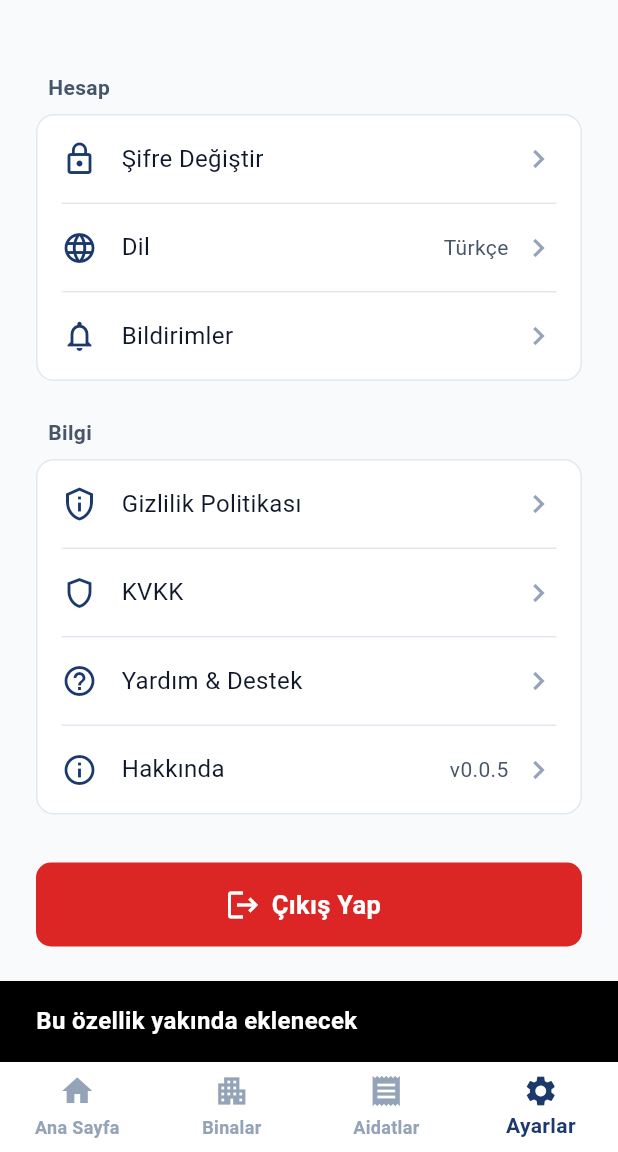
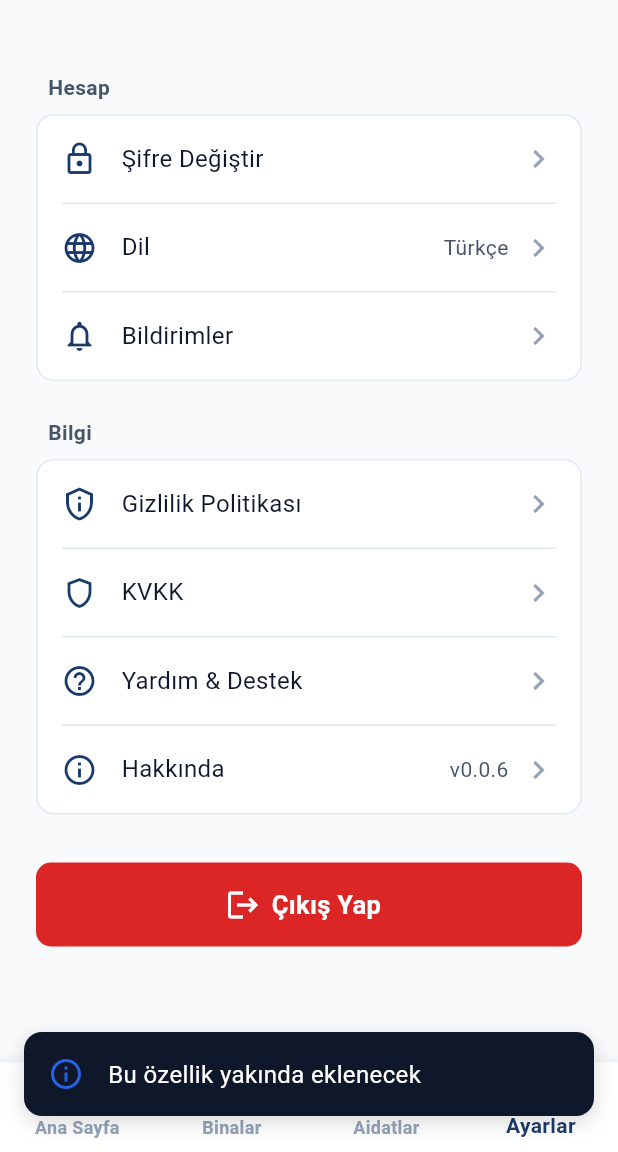
Before and after one commit to AbdullahAslan63/AidatPanel, a Flutter app: the ManagerDashboardScreen screen opened by its route, item 4 of the bottom bar chosen, after a tap on "Şifre Değiştir", on a phone screen of 412 x 824 dp, the part 84-1236 px from its top. Run offline on Flutter 3.47's test engine with Material 3 defaults, Android fonts, the phone set to English and light mode, and no system bars; our stand-ins replace dio, equatable, flutter_riverpod, flutter_secure_storage, go_router; accounts and stored records are empty; Roboto replaces fonts that are missing (Nunito).

Commit message:
Add stacked toast system: max 3 visible, oldest fades out when exceeded

```diff
--- a/mobile/lib/main.dart
+++ b/mobile/lib/main.dart
@@ -3,6 +3,7 @@ import 'package:flutter_riverpod/flutter_riverpod.dart';
 import 'package:flutter_localizations/flutter_localizations.dart';
 import 'core/router/app_router.dart';
 import 'core/theme/app_theme.dart';
+import 'shared/widgets/toast_overlay.dart';
 
 void main() {
   runApp(const ProviderScope(child: MyApp()));
@@ -22,10 +23,11 @@ class MyApp extends StatelessWidget {
         GlobalWidgetsLocalizations.delegate,
         GlobalCupertinoLocalizations.delegate,
       ],
-      supportedLocales: const [
-        Locale('en', 'US'),
-      ],
+      supportedLocales: const [Locale('en', 'US')],
       locale: const Locale('en', 'US'),
+      builder: (context, child) {
+        return ToastOverlay(child: child ?? const SizedBox.shrink());
+      },
     );
   }
 }
--- a/mobile/lib/shared/widgets/settings_tab.dart
+++ b/mobile/lib/shared/widgets/settings_tab.dart
@@ -6,6 +6,7 @@ import '../../core/theme/app_sizes.dart';
 import '../../core/theme/app_typography.dart';
 import '../../features/auth/presentation/providers/auth_provider.dart';
 import '../../features/auth/domain/entities/user_entity.dart';
+import 'toast_overlay.dart';
 
 class SettingsTab extends ConsumerWidget {
   const SettingsTab({super.key});
@@ -30,20 +31,20 @@ class SettingsTab extends ConsumerWidget {
               _SettingsTile(
                 icon: Icons.lock_outline,
                 title: 'Şifre Değiştir',
-                onTap: () => _showComingSoon(context),
+                onTap: () => _showComingSoon(ref),
               ),
               const _Divider(),
               _SettingsTile(
                 icon: Icons.language,
                 title: 'Dil',
                 trailing: 'Türkçe',
-                onTap: () => _showLanguageDialog(context),
+                onTap: () => _showLanguageDialog(context, ref),
               ),
               const _Divider(),
               _SettingsTile(
                 icon: Icons.notifications_outlined,
                 title: 'Bildirimler',
-                onTap: () => _showComingSoon(context),
+                onTap: () => _showComingSoon(ref),
               ),
             ],
           ),
@@ -56,25 +57,25 @@ class SettingsTab extends ConsumerWidget {
               _SettingsTile(
                 icon: Icons.privacy_tip_outlined,
                 title: 'Gizlilik Politikası',
-                onTap: () => _showComingSoon(context),
+                onTap: () => _showComingSoon(ref),
               ),
               const _Divider(),
               _SettingsTile(
                 icon: Icons.shield_outlined,
                 title: 'KVKK',
-                onTap: () => _showComingSoon(context),
+                onTap: () => _showComingSoon(ref),
               ),
               const _Divider(),
               _SettingsTile(
                 icon: Icons.help_outline,
                 title: 'Yardım & Destek',
-                onTap: () => _showComingSoon(context),
+                onTap: () => _showComingSoon(ref),
               ),
               const _Divider(),
               _SettingsTile(
                 icon: Icons.info_outline,
                 title: 'Hakkında',
-                trailing: 'v0.0.5',
+                trailing: 'v0.0.6',
                 onTap: () => _showAboutDialog(context),
               ),
             ],
@@ -88,16 +89,13 @@ class SettingsTab extends ConsumerWidget {
     );
   }
 
-  void _showComingSoon(BuildContext context) {
-    ScaffoldMessenger.of(context).showSnackBar(
-      const SnackBar(
-        content: Text('Bu özellik yakında eklenecek'),
-        duration: Duration(seconds: 2),
-      ),
-    );
+  void _showComingSoon(WidgetRef ref) {
+    ref
+        .read(toastProvider.notifier)
+        .show('Bu özellik yakında eklenecek', type: ToastType.info);
   }
 
-  void _showLanguageDialog(BuildContext context) {
+  void _showLanguageDialog(BuildContext context, WidgetRef ref) {
     showDialog<void>(
       context: context,
       builder: (_) => AlertDialog(
@@ -121,11 +119,12 @@ class SettingsTab extends ConsumerWidget {
               title: const Text('English', style: AppTypography.body1),
               onTap: () {
                 Navigator.pop(context);
-                ScaffoldMessenger.of(context).showSnackBar(
-                  const SnackBar(
-                    content: Text('Çoklu dil desteği yakında eklenecek'),
-                  ),
-                );
+                ref
+                    .read(toastProvider.notifier)
+                    .show(
+                      'Çoklu dil desteği yakında eklenecek',
+                      type: ToastType.info,
+                    );
               },
             ),
           ],
--- /dev/null
+++ b/mobile/lib/shared/widgets/toast_overlay.dart
@@ -0,0 +1,223 @@
+import 'package:flutter/material.dart';
+import 'package:flutter_riverpod/flutter_riverpod.dart';
+import '../../core/theme/app_colors.dart';
+import '../../core/theme/app_sizes.dart';
+import '../../core/theme/app_typography.dart';
+
+enum ToastType { info, success, error, warning }
+
+class ToastMessage {
+  final String id;
+  final String message;
+  final ToastType type;
+  final bool exiting;
+
+  const ToastMessage({
+    required this.id,
+    required this.message,
+    required this.type,
+    this.exiting = false,
+  });
+
+  ToastMessage copyWith({bool? exiting}) {
+    return ToastMessage(
+      id: id,
+      message: message,
+      type: type,
+      exiting: exiting ?? this.exiting,
+    );
+  }
+}
+
+class ToastNotifier extends StateNotifier<List<ToastMessage>> {
+  ToastNotifier() : super([]);
+
+  static const int maxVisible = 3;
+  static const Duration displayDuration = Duration(seconds: 3);
+  static const Duration fadeDuration = Duration(milliseconds: 300);
+
+  int _idCounter = 0;
+
+  void show(String message, {ToastType type = ToastType.info}) {
+    final id = '${DateTime.now().millisecondsSinceEpoch}_${_idCounter++}';
+    final toast = ToastMessage(id: id, message: message, type: type);
+
+    state = [...state, toast];
+
+    if (state.where((t) => !t.exiting).length > maxVisible) {
+      final oldest = state.firstWhere((t) => !t.exiting);
+      _markAsExiting(oldest.id);
+    }
+
+    Future.delayed(displayDuration, () {
+      _markAsExiting(id);
+    });
+  }
+
+  void _markAsExiting(String id) {
+    if (!state.any((t) => t.id == id && !t.exiting)) return;
+
+    state = [
+      for (final t in state)
+        if (t.id == id) t.copyWith(exiting: true) else t,
+    ];
+
+    Future.delayed(fadeDuration, () {
+      state = state.where((t) => t.id != id).toList();
+    });
+  }
+
+  void dismiss(String id) => _markAsExiting(id);
+}
+
+final toastProvider =
+    StateNotifierProvider<ToastNotifier, List<ToastMessage>>(
+      (ref) => ToastNotifier(),
+    );
+
+class ToastOverlay extends ConsumerWidget {
+  final Widget child;
+
+  const ToastOverlay({super.key, required this.child});
+
+  @override
+  Widget build(BuildContext context, WidgetRef ref) {
+    final toasts = ref.watch(toastProvider);
+
+    return Stack(
+      children: [
+        child,
+        if (toasts.isNotEmpty)
+          Positioned(
+            left: AppSizes.spacingM,
+            right: AppSizes.spacingM,
+            bottom: AppSizes.spacingL,
+            child: SafeArea(
+              child: Column(
+                mainAxisSize: MainAxisSize.min,
+                mainAxisAlignment: MainAxisAlignment.end,
+                children: [
+                  for (final toast in toasts)
+                    _ToastItem(
+                      key: ValueKey(toast.id),
+                      toast: toast,
+                      onTap: () =>
+                          ref.read(toastProvider.notifier).dismiss(toast.id),
+                    ),
+                ],
+              ),
+            ),
+          ),
+      ],
+    );
+  }
+}
+
+class _ToastItem extends StatefulWidget {
+  final ToastMessage toast;
+  final VoidCallback onTap;
+
+  const _ToastItem({super.key, required this.toast, required this.onTap});
+
+  @override
+  State<_ToastItem> createState() => _ToastItemState();
+}
+
+class _ToastItemState extends State<_ToastItem> {
+  bool _entered = false;
+
+  @override
+  void initState() {
+    super.initState();
+    WidgetsBinding.instance.addPostFrameCallback((_) {
+      if (mounted) setState(() => _entered = true);
+    });
+  }
+
+  IconData get _icon {
+    switch (widget.toast.type) {
+      case ToastType.success:
+        return Icons.check_circle_outline;
+      case ToastType.error:
+        return Icons.error_outline;
+      case ToastType.warning:
+        return Icons.warning_amber_outlined;
+      case ToastType.info:
+        return Icons.info_outline;
+    }
+  }
+
+  Color get _accentColor {
+    switch (widget.toast.type) {
+      case ToastType.success:
+        return AppColors.success;
+      case ToastType.error:
+        return AppColors.error;
+      case ToastType.warning:
+        return AppColors.warning;
+      case ToastType.info:
+        return AppColors.info;
+    }
+  }
+
+  @override
+  Widget build(BuildContext context) {
+    final isExiting = widget.toast.exiting;
+    final visible = _entered && !isExiting;
+
+    return AnimatedOpacity(
+      opacity: visible ? 1 : 0,
+      duration: ToastNotifier.fadeDuration,
+      curve: Curves.easeOut,
+      child: AnimatedSlide(
+        offset: visible
+            ? Offset.zero
+            : (isExiting ? const Offset(0, -0.2) : const Offset(0, 0.3)),
+        duration: ToastNotifier.fadeDuration,
+        curve: Curves.easeOut,
+        child: Padding(
+          padding: const EdgeInsets.only(top: AppSizes.spacingS),
+          child: Material(
+            color: Colors.transparent,
+            child: InkWell(
+              onTap: widget.onTap,
+              borderRadius: BorderRadius.circular(AppSizes.cardRadius),
+              child: Container(
+                padding: const EdgeInsets.symmetric(
+                  horizontal: AppSizes.spacingM,
+                  vertical: AppSizes.spacingM,
+                ),
+                decoration: BoxDecoration(
+                  color: AppColors.textPrimary,
+                  borderRadius: BorderRadius.circular(AppSizes.cardRadius),
+                  boxShadow: [
+                    BoxShadow(
+                      color: Colors.black.withValues(alpha: 0.15),
+                      blurRadius: 12,
+                      offset: const Offset(0, 4),
+                    ),
+                  ],
+                ),
+                child: Row(
+                  children: [
+                    Icon(_icon, size: AppSizes.iconSize, color: _accentColor),
+                    const SizedBox(width: AppSizes.spacingM),
+                    Expanded(
+                      child: Text(
+                        widget.toast.message,
+                        style: AppTypography.body1.copyWith(
+                          color: Colors.white,
+                          height: 1.4,
+                        ),
+                      ),
+                    ),
+                  ],
+                ),
+              ),
+            ),
+          ),
+        ),
+      ),
+    );
+  }
+}
```
